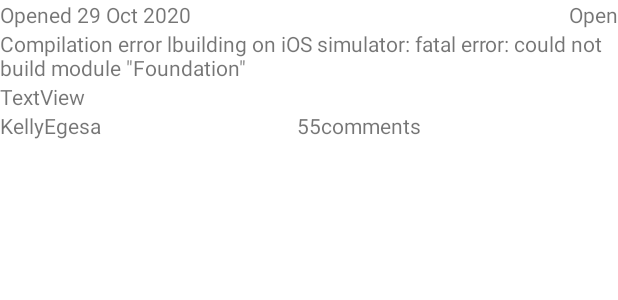
After one commit to KellyEgesa/GITHUB-ISSUE-TRACKER, an Android app: the layout issues.xml on its own in the app's theme, with its tools: preview values and no code run, on a phone screen of 412 x 824 dp. The commit adds this screen. Shown: the top 300 px of the screen. Run offline under Robolectric (Android 15) with nearby library versions, the phone set to English and light mode, and no system bars.

Commit message:
Finished implementing the basic layout

```diff
--- a/app/build.gradle
+++ b/app/build.gradle
@@ -33,6 +33,7 @@ dependencies {
     implementation 'androidx.appcompat:appcompat:1.2.0'
     implementation 'com.google.android.material:material:1.3.0'
     implementation 'androidx.constraintlayout:constraintlayout:2.0.4'
+    implementation 'androidx.legacy:legacy-support-v4:1.0.0'
     testImplementation 'junit:junit:4.+'
     androidTestImplementation 'androidx.test.ext:junit:1.1.2'
     androidTestImplementation 'androidx.test.espresso:espresso-core:3.3.0'
--- /dev/null
+++ b/app/src/main/res/layout/issues.xml
@@ -0,0 +1,85 @@
+<?xml version="1.0" encoding="utf-8"?>
+<LinearLayout xmlns:android="http://schemas.android.com/apk/res/android"
+    android:orientation="vertical"
+    android:layout_width="match_parent" android:layout_height="match_parent">
+
+    <LinearLayout
+        android:layout_width="match_parent"
+        android:layout_height="wrap_content"
+        android:orientation="horizontal">
+
+        <LinearLayout
+            android:layout_width="wrap_content"
+            android:layout_height="match_parent"
+            android:layout_weight="1"
+            android:orientation="horizontal">
+
+            <TextView
+                android:id="@+id/textView7"
+                android:layout_width="wrap_content"
+                android:layout_height="wrap_content"
+                android:text="Opened " />
+
+            <TextView
+                android:id="@+id/textView10"
+                android:layout_width="wrap_content"
+                android:layout_height="wrap_content"
+                android:text="29 Oct 2020" />
+        </LinearLayout>
+
+        <TextView
+            android:id="@+id/textView11"
+            android:layout_width="wrap_content"
+            android:layout_height="wrap_content"
+            android:layout_weight="1"
+            android:text="Open"
+            android:textAlignment="viewEnd" />
+
+    </LinearLayout>
+
+    <TextView
+        android:id="@+id/textView12"
+        android:layout_width="match_parent"
+        android:layout_height="wrap_content"
+        android:text='Compilation error lbuilding on iOS simulator: fatal error: could not build module "Foundation"' />
+
+    <TextView
+        android:id="@+id/textView17"
+        android:layout_width="match_parent"
+        android:layout_height="wrap_content"
+        android:text="TextView" />
+
+    <LinearLayout
+        android:layout_width="match_parent"
+        android:layout_height="wrap_content"
+        android:orientation="horizontal">
+
+        <TextView
+            android:id="@+id/textView14"
+            android:layout_width="wrap_content"
+            android:layout_height="wrap_content"
+            android:layout_weight="1"
+            android:text="KellyEgesa" />
+
+        <LinearLayout
+            android:layout_width="wrap_content"
+            android:layout_height="match_parent"
+            android:layout_weight="1"
+            android:orientation="horizontal">
+
+            <TextView
+                android:id="@+id/textView15"
+                android:layout_width="wrap_content"
+                android:layout_height="wrap_content"
+                android:text="55" />
+
+            <TextView
+                android:id="@+id/textView16"
+                android:layout_width="wrap_content"
+                android:layout_height="wrap_content"
+                android:layout_weight="1"
+                android:text="comments" />
+        </LinearLayout>
+    </LinearLayout>
+
+</LinearLayout>
--- a/app/src/main/res/values/strings.xml
+++ b/app/src/main/res/values/strings.xml
@@ -1,3 +1,5 @@
 <resources>
     <string name="app_name">GITHUB ISSUE TRACKER</string>
+    <!-- TODO: Remove or change this placeholder text -->
+    <string name="hello_blank_fragment">Hello blank fragment</string>
 </resources>
```
Also changed, not shown: app/src/main/java/com/mamawaestate/githubissuetracker/UserInterface/Fragments/CommentFragment.java (added, +23 -0 lines), app/src/main/res/layout/comments.xml (added, +50 -0 lines), app/src/main/res/layout/fragment_comments.xml (added, +20 -0 lines).
